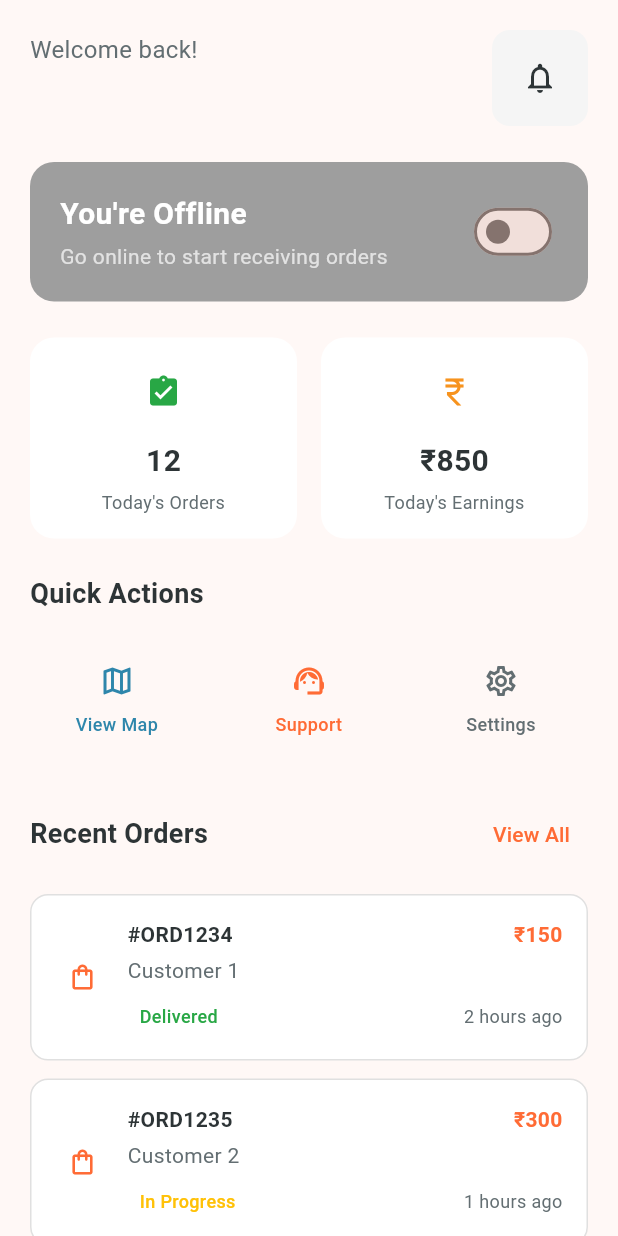
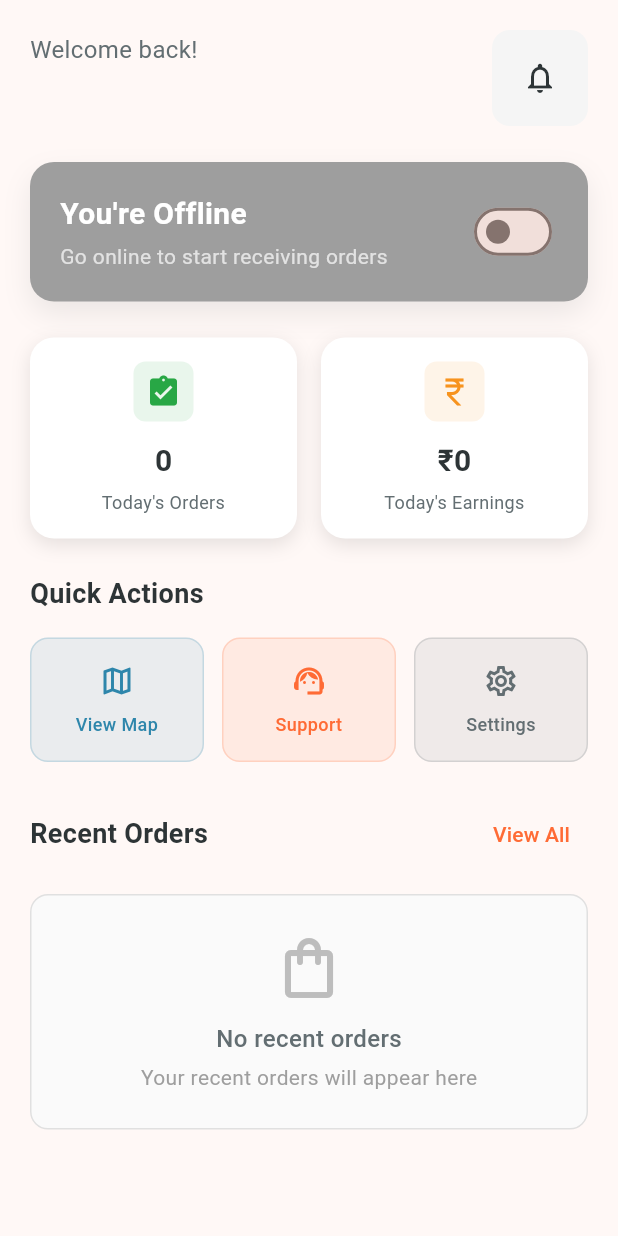
Before and after one commit to favas7/Naivedhya-delivery-person, a Flutter app: the HomeScreen screen opened directly, on a phone screen of 412 x 824 dp. Run offline on Flutter 3.47's test engine with Material 3 defaults, Android fonts, the phone set to English and light mode, and no system bars; our stand-ins replace image_picker, supabase_flutter; accounts and stored records are empty.

Commit message:
Home screen real data

```diff
--- a/lib/main.dart
+++ b/lib/main.dart
@@ -1,6 +1,7 @@
 import 'package:flutter/material.dart';
 import 'package:naivedhya_delivery_app/config/supabase_config.dart';
 import 'package:naivedhya_delivery_app/provider/auth_provider.dart';
+import 'package:naivedhya_delivery_app/provider/delivery_provider.dart';
 import 'package:naivedhya_delivery_app/provider/user_provider.dart';
 import 'package:naivedhya_delivery_app/screens/auth/forgot_password_screen.dart';
 import 'package:naivedhya_delivery_app/screens/auth/login_screen.dart';
@@ -33,6 +34,7 @@ class MyApp extends StatelessWidget {
       providers: [
         ChangeNotifierProvider(create: (_) => AuthProvider()),
         ChangeNotifierProvider(create: (_) => UserProvider()),
+        ChangeNotifierProvider(create: (_) => DeliveryProvider()),
       ],
       child: MaterialApp(
         title: 'Naivedhya Delivery Partner',
--- a/lib/screens/home/home_screen.dart
+++ b/lib/screens/home/home_screen.dart
@@ -1,5 +1,6 @@
 import 'package:flutter/material.dart';
 import 'package:naivedhya_delivery_app/provider/auth_provider.dart';
+import 'package:naivedhya_delivery_app/provider/delivery_provider.dart';
 import 'package:provider/provider.dart';
 import '../../utils/app_colors.dart';
 
@@ -11,29 +12,99 @@ class HomeScreen extends StatefulWidget {
 }
 
 class _HomeScreenState extends State<HomeScreen> {
-  bool _isOnline = false;
+  @override
+  void initState() {
+    super.initState();
+    WidgetsBinding.instance.addPostFrameCallback((_) {
+      _initializeData();
+    });
+  }
+
+  void _initializeData() {
+    final authProvider = Provider.of<AuthProvider>(context, listen: false);
+    final deliveryProvider = Provider.of<DeliveryProvider>(context, listen: false);
+
+    if (authProvider.user != null) {
+      deliveryProvider.initializeDeliveryData(authProvider.user!.id);
+    }
+  }
 
   @override
   Widget build(BuildContext context) {
     return Scaffold(
       body: SafeArea(
+        child: Consumer2<AuthProvider, DeliveryProvider>(
+          builder: (context, authProvider, deliveryProvider, child) {
+            if (deliveryProvider.isLoading) {
+              return const Center(
+                child: CircularProgressIndicator(),
+              );
+            }
+
+            if (deliveryProvider.errorMessage != null) {
+              return Center(
+                child: Column(
+                  mainAxisAlignment: MainAxisAlignment.center,
+                  children: [
+                    Icon(
+                      Icons.error_outline,
+                      size: 64,
+                      color: Colors.red[300],
+                    ),
+                    const SizedBox(height: 16),
+                    Text(
+                      'Error loading data',
+                      style: TextStyle(
+                        fontSize: 18,
+                        fontWeight: FontWeight.bold,
+                        color: AppColors.textPrimary,
+                      ),
+                    ),
+                    const SizedBox(height: 8),
+                    Text(
+                      deliveryProvider.errorMessage!,
+                      style: TextStyle(
+                        color: AppColors.textSecondary,
+                      ),
+                      textAlign: TextAlign.center,
+                    ),
+                    const SizedBox(height: 24),
+                    ElevatedButton(
+                      onPressed: () {
+                        deliveryProvider.clearError();
+                        _initializeData();
+                      },
+                      child: const Text('Retry'),
+                    ),
+                  ],
+                ),
+              );
+            }
+
+            return RefreshIndicator(
+              onRefresh: () async {
+                if (authProvider.user != null) {
+                  await deliveryProvider.refreshData(authProvider.user!.id);
+                }
+              },
               child: SingleChildScrollView(
+                physics: const AlwaysScrollableScrollPhysics(),
                 padding: const EdgeInsets.all(20),
                 child: Column(
                   crossAxisAlignment: CrossAxisAlignment.start,
                   children: [
                     // Header
-              _buildHeader(),
+                    _buildHeader(deliveryProvider),
 
                     const SizedBox(height: 24),
 
                     // Online/Offline Status
-              _buildStatusToggle(),
+                    _buildStatusToggle(authProvider, deliveryProvider),
 
                     const SizedBox(height: 24),
 
                     // Stats Cards
-              _buildStatsCards(),
+                    _buildStatsCards(deliveryProvider),
 
                     const SizedBox(height: 24),
 
@@ -43,17 +114,18 @@ class _HomeScreenState extends State<HomeScreen> {
                     const SizedBox(height: 24),
 
                     // Recent Orders
-              _buildRecentOrders(),
+                    _buildRecentOrders(deliveryProvider),
                   ],
                 ),
+              ),
+            );
+          },
         ),
       ),
     );
   }
 
-  Widget _buildHeader() {
-    return Consumer<AuthProvider>(
-      builder: (context, authProvider, child) {
+  Widget _buildHeader(DeliveryProvider deliveryProvider) {
     return Row(
       children: [
         Expanded(
@@ -69,7 +141,7 @@ class _HomeScreenState extends State<HomeScreen> {
               ),
               const SizedBox(height: 4),
               Text(
-                    authProvider.user?.email?.split('@')[0] ?? 'Delivery Partner',
+                deliveryProvider.deliveryPersonName,
                 style: const TextStyle(
                   fontSize: 24,
                   fontWeight: FontWeight.bold,
@@ -97,21 +169,21 @@ class _HomeScreenState extends State<HomeScreen> {
         ),
       ],
     );
-      },
-    );
   }
 
-  Widget _buildStatusToggle() {
+  Widget _buildStatusToggle(AuthProvider authProvider, DeliveryProvider deliveryProvider) {
+    final isOnline = deliveryProvider.isAvailable;
+
     return Container(
       padding: const EdgeInsets.all(20),
       decoration: BoxDecoration(
-        gradient: _isOnline ? AppColors.primaryGradient : const LinearGradient(
+        gradient: isOnline ? AppColors.primaryGradient : const LinearGradient(
           colors: [Colors.grey, Colors.grey],
         ),
         borderRadius: BorderRadius.circular(16),
         boxShadow: [
           BoxShadow(
-            color: (_isOnline ? AppColors.primary : Colors.grey).withAlpha(0),
+            color: (isOnline ? AppColors.primary : Colors.grey).withAlpha(51),
             blurRadius: 15,
             offset: const Offset(0, 8),
           ),
@@ -124,7 +196,7 @@ class _HomeScreenState extends State<HomeScreen> {
               crossAxisAlignment: CrossAxisAlignment.start,
               children: [
                 Text(
-                  _isOnline ? 'You\'re Online' : 'You\'re Offline',
+                  isOnline ? 'You\'re Online' : 'You\'re Offline',
                   style: const TextStyle(
                     color: Colors.white,
                     fontSize: 20,
@@ -133,7 +205,7 @@ class _HomeScreenState extends State<HomeScreen> {
                 ),
                 const SizedBox(height: 4),
                 Text(
-                  _isOnline
+                  isOnline
                       ? 'Ready to accept new orders'
                       : 'Go online to start receiving orders',
                   style: const TextStyle(
@@ -145,11 +217,11 @@ class _HomeScreenState extends State<HomeScreen> {
             ),
           ),
           Switch(
-            value: _isOnline,
-            onChanged: (value) {
-              setState(() {
-                _isOnline = value;
-              });
+            value: isOnline,
+            onChanged: (value) async {
+              if (authProvider.user != null) {
+                await deliveryProvider.toggleAvailability(authProvider.user!.id);
+              }
             },
             activeColor: Colors.white,
             activeTrackColor: Colors.white30,
@@ -159,13 +231,13 @@ class _HomeScreenState extends State<HomeScreen> {
     );
   }
 
-  Widget _buildStatsCards() {
+  Widget _buildStatsCards(DeliveryProvider deliveryProvider) {
     return Row(
       children: [
         Expanded(
           child: _buildStatCard(
             'Today\'s Orders',
-            '12',
+            deliveryProvider.todaysOrdersCount.toString(),
             Icons.assignment_turned_in,
             AppColors.success,
           ),
@@ -174,7 +246,7 @@ class _HomeScreenState extends State<HomeScreen> {
         Expanded(
           child: _buildStatCard(
             'Today\'s Earnings',
-            '₹850',
+            '₹${deliveryProvider.todaysEarnings.toStringAsFixed(0)}',
             Icons.currency_rupee,
             AppColors.accent,
           ),
@@ -191,7 +263,7 @@ class _HomeScreenState extends State<HomeScreen> {
         borderRadius: BorderRadius.circular(16),
         boxShadow: [
           BoxShadow(
-            color: Colors.black.withAlpha(0),
+            color: Colors.black.withAlpha(26),
             blurRadius: 10,
             offset: const Offset(0, 4),
           ),
@@ -202,7 +274,7 @@ class _HomeScreenState extends State<HomeScreen> {
           Container(
             padding: const EdgeInsets.all(8),
             decoration: BoxDecoration(
-              color: color.withAlpha(0),
+              color: color.withAlpha(26),
               borderRadius: BorderRadius.circular(8),
             ),
             child: Icon(
@@ -294,9 +366,9 @@ class _HomeScreenState extends State<HomeScreen> {
       child: Container(
         padding: const EdgeInsets.all(16),
         decoration: BoxDecoration(
-          color: color.withAlpha(0),
+          color: color.withAlpha(26),
           borderRadius: BorderRadius.circular(12),
-          border: Border.all(color: color.withAlpha(0)),
+          border: Border.all(color: color.withAlpha(51)),
         ),
         child: Column(
           children: [
@@ -321,7 +393,7 @@ class _HomeScreenState extends State<HomeScreen> {
     );
   }
 
-  Widget _buildRecentOrders() {
+  Widget _buildRecentOrders(DeliveryProvider deliveryProvider) {
     return Column(
       crossAxisAlignment: CrossAxisAlignment.start,
       children: [
@@ -351,17 +423,58 @@ class _HomeScreenState extends State<HomeScreen> {
           ],
         ),
         const SizedBox(height: 16),
+
+        if (deliveryProvider.recentOrders.isEmpty)
+          Container(
+            padding: const EdgeInsets.all(24),
+            decoration: BoxDecoration(
+              color: Colors.grey[50],
+              borderRadius: BorderRadius.circular(12),
+              border: Border.all(color: AppColors.border),
+            ),
+            child: Center(
+              child: Column(
+                children: [
+                  Icon(
+                    Icons.shopping_bag_outlined,
+                    size: 48,
+                    color: Colors.grey[400],
+                  ),
+                  const SizedBox(height: 12),
+                  Text(
+                    'No recent orders',
+                    style: TextStyle(
+                      fontSize: 16,
+                      fontWeight: FontWeight.w500,
+                      color: AppColors.textSecondary,
+                    ),
+                  ),
+                  const SizedBox(height: 4),
+                  Text(
+                    'Your recent orders will appear here',
+                    style: TextStyle(
+                      fontSize: 14,
+                      color: Colors.grey[500],
+                    ),
+                  ),
+                ],
+              ),
+            ),
+          )
+        else
           ListView.builder(
             shrinkWrap: true,
             physics: const NeverScrollableScrollPhysics(),
-          itemCount: 3,
+            itemCount: deliveryProvider.recentOrders.length,
             itemBuilder: (context, index) {
+              final order = deliveryProvider.recentOrders[index];
               return _buildOrderCard(
-              orderId: '#ORD${1234 + index}',
-              customerName: 'Customer ${index + 1}',
-              amount: '₹${(index + 1) * 150}',
-              status: index == 0 ? 'Delivered' : (index == 1 ? 'In Progress' : 'Pending'),
-              time: '${2 - index} hours ago',
+                orderId: order['order_number'] ?? '#${order['order_id']?.toString().substring(0, 8)}',
+                customerName: order['customer_name'] ?? 'Customer',
+                amount: '₹${(order['total_amount'] as num?)?.toStringAsFixed(0) ?? '0'}',
+                status: deliveryProvider.getOrderStatusDisplay(order['status'], order['delivery_status']),
+                time: deliveryProvider.getTimeAgo(order['created_at']),
+                deliveryProvider: deliveryProvider,
               );
             },
           ),
@@ -375,14 +488,19 @@ class _HomeScreenState extends State<HomeScreen> {
     required String amount,
     required String status,
     required String time,
+    required DeliveryProvider deliveryProvider,
   }) {
     Color statusColor;
-    switch (status) {
-      case 'Delivered':
+    switch (status.toLowerCase()) {
+      case 'delivered':
         statusColor = AppColors.success;
         break;
-      case 'In Progress':
+      case 'in progress':
+      case 'picked up':
         statusColor = AppColors.warning;
+        break;
+      case 'assigned':
+        statusColor = AppColors.primary;
         break;
       default:
         statusColor = AppColors.textSecondary;
@@ -401,7 +519,7 @@ class _HomeScreenState extends State<HomeScreen> {
           Container(
             padding: const EdgeInsets.all(8),
             decoration: BoxDecoration(
-              color: AppColors.primary.withAlpha(0),
+              color: AppColors.primary.withAlpha(26),
               borderRadius: BorderRadius.circular(8),
             ),
             child: const Icon(
@@ -449,7 +567,7 @@ class _HomeScreenState extends State<HomeScreen> {
                     Container(
                       padding: const EdgeInsets.symmetric(horizontal: 8, vertical: 4),
                       decoration: BoxDecoration(
-                        color: statusColor.withAlpha(0),
+                        color: statusColor.withAlpha(26),
                         borderRadius: BorderRadius.circular(6),
                       ),
                       child: Text(
--- /dev/null
+++ b/lib/service/delivery_data_service.dart
@@ -0,0 +1,153 @@
+import 'package:supabase_flutter/supabase_flutter.dart';
+
+class DeliveryDataService {
+  final SupabaseClient _supabase = Supabase.instance.client;
+
+  // Get delivery personnel data for current user
+  Future<Map<String, dynamic>?> getDeliveryPersonnelData(String userId) async {
+    try {
+      final response = await _supabase
+          .from('delivery_personnel')
+          .select()
+          .eq('user_id', userId)
+          .maybeSingle();
+
+      return response;
+    } catch (e) {
+      print('Error fetching delivery personnel data: $e');
+      return null;
+    }
+  }
+
+  // Update availability status
+  Future<bool> updateAvailabilityStatus(String userId, bool isAvailable) async {
+    try {
+      await _supabase
+          .from('delivery_personnel')
+          .update({'is_available': isAvailable})
+          .eq('user_id', userId);
+
+      return true;
+    } catch (e) {
+      print('Error updating availability status: $e');
+      return false;
+    }
+  }
+
+  // Get today's orders count for delivery person
+  Future<int> getTodaysOrdersCount(String deliveryPersonId) async {
+    try {
+      final today = DateTime.now();
+      final startOfDay = DateTime(today.year, today.month, today.day);
+      final endOfDay = DateTime(today.year, today.month, today.day, 23, 59, 59);
+
+      final response = await _supabase
+          .from('orders')
+          .select('order_id')
+          .eq('delivery_person_id', deliveryPersonId)
+          .gte('created_at', startOfDay.toIso8601String())
+          .lte('created_at', endOfDay.toIso8601String());
+
+      return response.length;
+    } catch (e) {
+      print('Error fetching today\'s orders count: $e');
+      return 0;
+    }
+  }
+
+  // Get today's earnings for delivery person
+  Future<double> getTodaysEarnings(String deliveryPersonId) async {
+    try {
+      final today = DateTime.now();
+      final startOfDay = DateTime(today.year, today.month, today.day);
+      final endOfDay = DateTime(today.year, today.month, today.day, 23, 59, 59);
+
+      final response = await _supabase
+          .from('orders')
+          .select('total_amount')
+          .eq('delivery_person_id', deliveryPersonId)
+          .eq('delivery_status', 'Delivered')
+          .gte('delivery_time', startOfDay.toIso8601String())
+          .lte('delivery_time', endOfDay.toIso8601String());
+
+      double totalEarnings = 0.0;
+      for (final order in response) {
+        // Assuming delivery person gets a percentage of total amount
+        // Adjust this calculation based on your business logic
+        totalEarnings += (order['total_amount'] as num).toDouble() * 0.1; // 10% commission
+      }
+
+      return totalEarnings;
+    } catch (e) {
+      print('Error fetching today\'s earnings: $e');
+      return 0.0;
+    }
+  }
+
+  // Get recent orders for delivery person
+  Future<List<Map<String, dynamic>>> getRecentOrders(String deliveryPersonId, {int limit = 10}) async {
+    try {
+      final response = await _supabase
+          .from('orders')
+          .select('''
+            order_id,
+            order_number,
+            customer_name,
+            total_amount,
+            status,
+            delivery_status,
+            created_at,
+            pickup_time,
+            delivery_time
+          ''')
+          .eq('delivery_person_id', deliveryPersonId)
+          .order('created_at', ascending: false)
+          .limit(limit);
+
+      return List<Map<String, dynamic>>.from(response);
+    } catch (e) {
+      print('Error fetching recent orders: $e');
+      return [];
+    }
+  }
+
+  // Real-time subscription for delivery personnel data
+  RealtimeChannel subscribeToDeliveryPersonnelData(String userId, Function(Map<String, dynamic>) onUpdate) {
+    return _supabase
+        .channel('delivery_personnel_$userId')
+        .onPostgresChanges(
+          event: PostgresChangeEvent.update,
+          schema: 'public',
+          table: 'delivery_personnel',
+          filter: PostgresChangeFilter(
+            type: PostgresChangeFilterType.eq,
+            column: 'user_id',
+            value: userId,
+          ),
+          callback: (payload) {
+            onUpdate(payload.newRecord);
+          },
+        )
+        .subscribe();
+  }
+
+  // Real-time subscription for orders
+  RealtimeChannel subscribeToOrders(String deliveryPersonId, Function() onOrderChange) {
+    return _supabase
+        .channel('orders_$deliveryPersonId')
+        .onPostgresChanges(
+          event: PostgresChangeEvent.all,
+          schema: 'public',
+          table: 'orders',
+          filter: PostgresChangeFilter(
+            type: PostgresChangeFilterType.eq,
+            column: 'delivery_person_id',
+            value: deliveryPersonId,
+          ),
+          callback: (payload) {
+            onOrderChange();
+          },
+        )
+        .subscribe();
+  }
+}
```
Also changed, not shown: lib/provider/delivery_provider.dart (added, +171 -0 lines), lib/screens/splash_screen.dart (+33 -11 lines). Lines whose indentation alone changed are shown as unchanged.
